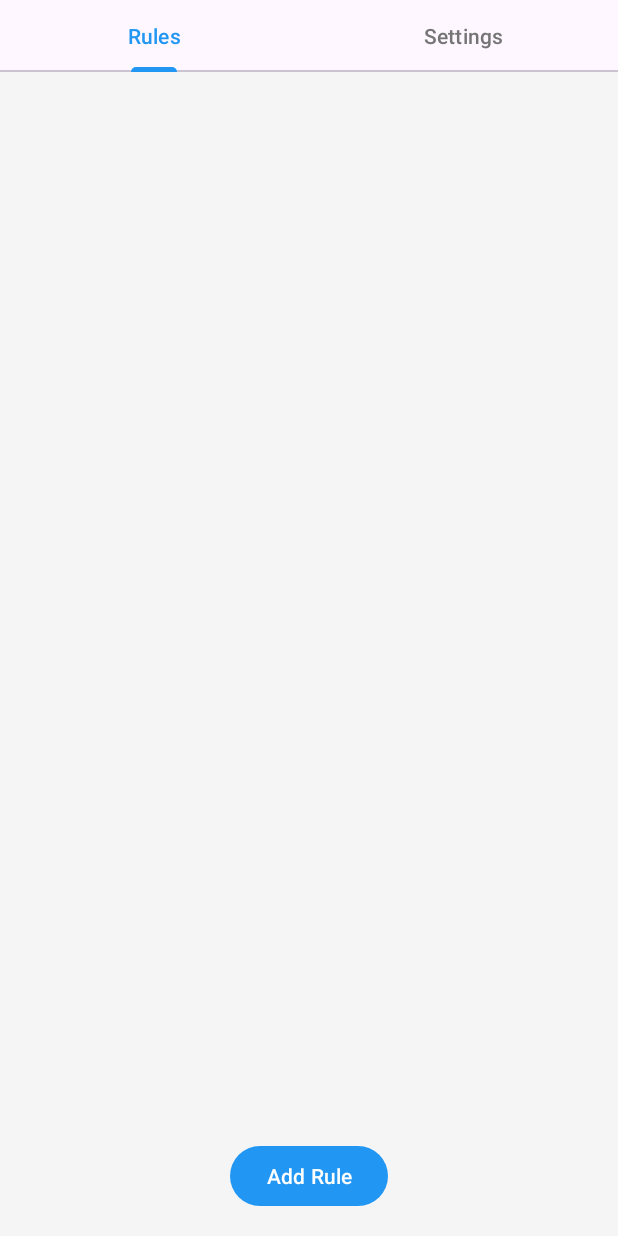
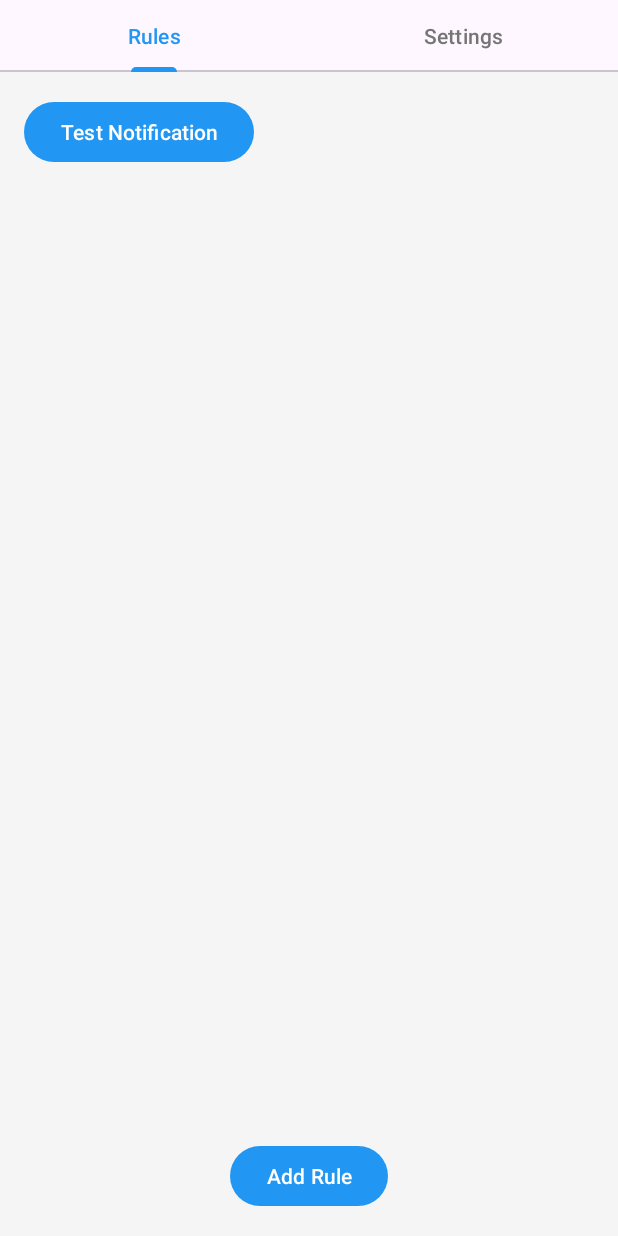
Before and after one commit to marcoperic/DiabetesNotificaionsAndroid, an Android app: the screen it shows after launch (MainActivity), on a phone screen of 412 x 824 dp. Run offline under Robolectric (Android 15) with nearby library versions, the phone set to English and light mode, and no system bars.

Commit message:
notifications

```diff
--- a/app/src/main/java/com/mperic/diabetesnotificaions/DiabetesApp.java
+++ b/app/src/main/java/com/mperic/diabetesnotificaions/DiabetesApp.java
@@ -21,12 +21,17 @@ public class DiabetesApp extends Application {
                     "Diabetes Notifications",
                     NotificationManager.IMPORTANCE_HIGH
             );
-            channel.setDescription("Channel for diabetes reminders");
+            channel.setDescription("Daily diabetes reminders");
             channel.enableVibration(true);
+            channel.setVibrationPattern(new long[]{0, 500, 200, 500}); // Vibration pattern
+            channel.setLockscreenVisibility(NotificationManager.IMPORTANCE_HIGH); // Show on lock screen
+            channel.enableLights(true);
             channel.setShowBadge(true);
 
             NotificationManager manager = getSystemService(NotificationManager.class);
-            manager.createNotificationChannel(channel);
+            if (manager != null) {
+                manager.createNotificationChannel(channel);
+            }
         }
     }
 }
--- a/app/src/main/java/com/mperic/diabetesnotificaions/MainActivity.java
+++ b/app/src/main/java/com/mperic/diabetesnotificaions/MainActivity.java
@@ -1,8 +1,14 @@
 package com.mperic.diabetesnotificaions;
 
+import android.Manifest;
+import android.content.pm.PackageManager;
+import android.os.Build;
 import android.os.Bundle;
 import androidx.activity.EdgeToEdge;
+import androidx.activity.result.ActivityResultLauncher;
+import androidx.activity.result.contract.ActivityResultContracts;
 import androidx.appcompat.app.AppCompatActivity;
+import androidx.core.content.ContextCompat;
 import androidx.core.graphics.Insets;
 import androidx.core.view.ViewCompat;
 import androidx.core.view.WindowCompat;
@@ -20,6 +26,7 @@ import com.mperic.diabetesnotificaions.ui.SettingsFragment;
 public class MainActivity extends AppCompatActivity {
     private ViewPager2 viewPager;
     private TabLayout tabLayout;
+    private ActivityResultLauncher<String> requestPermissionLauncher;
 
     @Override
     protected void onCreate(Bundle savedInstanceState) {
@@ -32,6 +39,17 @@ public class MainActivity extends AppCompatActivity {
 
         viewPager = findViewById(R.id.viewPager);
         tabLayout = findViewById(R.id.tabLayout);
+
+        // Initialize permission launcher
+        requestPermissionLauncher = registerForActivityResult(
+            new ActivityResultContracts.RequestPermission(), isGranted -> {
+                if (!isGranted) {
+                    // Handle permission denied
+                }
+            });
+
+        // Check and request notification permission
+        checkNotificationPermission();
 
         // Set up the adapter
         ViewPagerAdapter pagerAdapter = new ViewPagerAdapter(this);
@@ -50,6 +68,15 @@ public class MainActivity extends AppCompatActivity {
         });
     }
 
+    private void checkNotificationPermission() {
+        if (Build.VERSION.SDK_INT >= Build.VERSION_CODES.TIRAMISU) {
+            if (ContextCompat.checkSelfPermission(this, Manifest.permission.POST_NOTIFICATIONS)
+                    != PackageManager.PERMISSION_GRANTED) {
+                requestPermissionLauncher.launch(Manifest.permission.POST_NOTIFICATIONS);
+            }
+        }
+    }
+
     private static class ViewPagerAdapter extends FragmentStateAdapter {
         public ViewPagerAdapter(FragmentActivity fa) {
             super(fa);
--- a/app/src/main/java/com/mperic/diabetesnotificaions/notification/NotificationHelper.java
+++ b/app/src/main/java/com/mperic/diabetesnotificaions/notification/NotificationHelper.java
@@ -43,10 +43,12 @@ public class NotificationHelper {
 
     public void showNotification(String message, int notificationId) {
         NotificationCompat.Builder builder = new NotificationCompat.Builder(context, DiabetesApp.CHANNEL_ID)
-                .setSmallIcon(R.drawable.ic_launcher_background) // TODO: update this with the application icon NOTIFICATION notif
+                .setSmallIcon(R.drawable.ic_launcher_foreground)
                 .setContentTitle("Diabetes Reminder")
                 .setContentText(message)
                 .setPriority(NotificationCompat.PRIORITY_HIGH)
+                .setCategory(NotificationCompat.CATEGORY_REMINDER)
+                .setVisibility(NotificationCompat.VISIBILITY_PUBLIC)
                 .setAutoCancel(true)
                 .setDefaults(NotificationCompat.DEFAULT_ALL);
 
--- a/app/src/main/java/com/mperic/diabetesnotificaions/ui/RulesFragment.java
+++ b/app/src/main/java/com/mperic/diabetesnotificaions/ui/RulesFragment.java
@@ -3,6 +3,7 @@ package com.mperic.diabetesnotificaions.ui;
 import android.app.AlertDialog;
 import android.app.Dialog;
 import android.os.Bundle;
+import android.util.Log;
 import android.view.LayoutInflater;
 import android.view.View;
 import android.view.ViewGroup;
@@ -70,6 +71,13 @@ public class RulesFragment extends Fragment {
 
         addRuleButton = view.findViewById(R.id.addRuleButton);
         addRuleButton.setOnClickListener(v -> showAddRuleDialog());
+
+        Button testButton = view.findViewById(R.id.testNotificationButton);
+        testButton.setOnClickListener(v -> {
+            Log.d("RulesFragment", "Test button clicked");
+            schedulingManager.scheduleTestNotification();
+            Toast.makeText(requireContext(), "Test notification scheduled for 5 seconds from now", Toast.LENGTH_SHORT).show();
+        });
 
         return view;
     }
--- a/app/src/main/res/layout/fragment_rules.xml
+++ b/app/src/main/res/layout/fragment_rules.xml
@@ -5,6 +5,13 @@
     android:layout_width="match_parent"
     android:layout_height="match_parent"
     android:padding="16dp">
+
+    <Button
+        android:id="@+id/testNotificationButton"
+        android:layout_width="wrap_content"
+        android:layout_height="wrap_content"
+        android:text="Test Notification"
+        android:layout_marginBottom="16dp"/>
 
     <androidx.recyclerview.widget.RecyclerView
         android:id="@+id/rulesRecyclerView"
```
Also changed, not shown: app/src/main/AndroidManifest.xml (+9 -0 lines), app/src/main/java/com/mperic/diabetesnotificaions/notification/BootReceiver.java (added, +15 -0 lines), app/src/main/java/com/mperic/diabetesnotificaions/notification/NotificationReceiver.java (+9 -0 lines), app/src/main/java/com/mperic/diabetesnotificaions/notification/SchedulingManager.java (+27 -3 lines).
